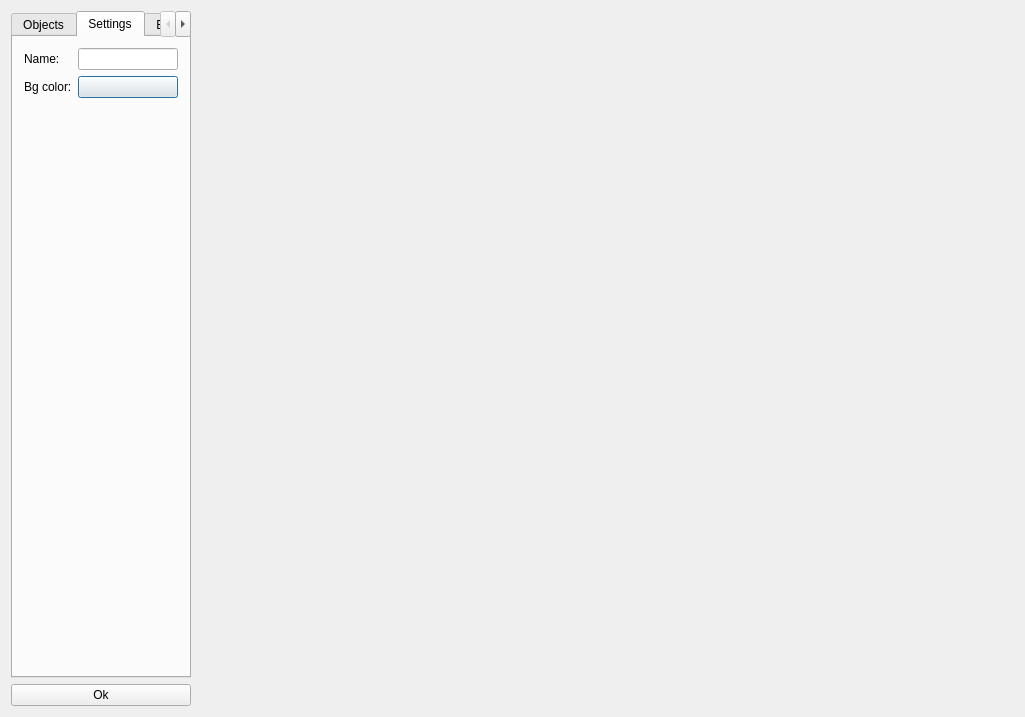
Qt form src/PK Creator/SceneWindow.ui (Hary309/PKCreator) before a commit.
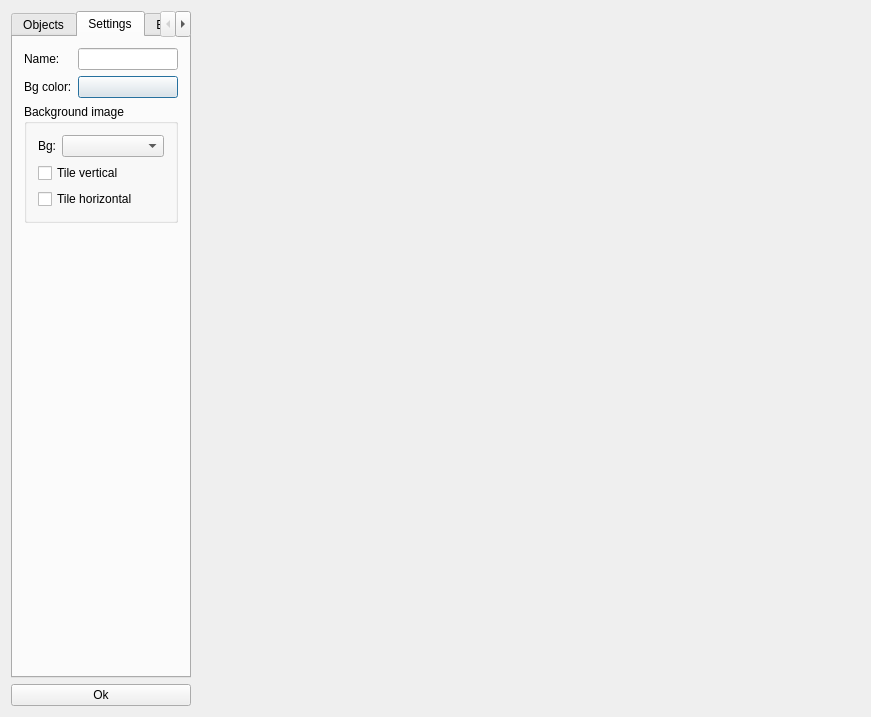
The same form after that commit. The open tabs and pages were chosen to show the change.

Commit message: Added background to scene editor

Patch:
```diff
--- a/src/PK Creator/SceneWindow.ui
+++ b/src/PK Creator/SceneWindow.ui
@@ -6,7 +6,7 @@
    <rect>
     <x>0</x>
     <y>0</y>
-    <width>1025</width>
+    <width>871</width>
     <height>717</height>
    </rect>
   </property>
@@ -68,19 +68,6 @@
             <string>Settings</string>
            </attribute>
            <layout class="QGridLayout" name="gridLayout">
-            <item row="3" column="0">
-             <spacer name="verticalSpacer">
-              <property name="orientation">
-               <enum>Qt::Vertical</enum>
-              </property>
-              <property name="sizeHint" stdset="0">
-               <size>
-                <width>20</width>
-                <height>40</height>
-               </size>
-              </property>
-             </spacer>
-            </item>
             <item row="1" column="0">
              <widget class="QLabel" name="bgColorLabel">
               <property name="text">
@@ -109,6 +96,69 @@
             <item row="0" column="1">
              <widget class="QLineEdit" name="nameEdit"/>
             </item>
+           <item row="2" column="0" colspan="2">
+            <widget class="QGroupBox" name="groupBox_2">
+             <property name="title">
+              <string>Background image</string>
+             </property>
+             <layout class="QVBoxLayout" name="verticalLayout_5">
+              <item>
+               <layout class="QHBoxLayout" name="horizontalLayout_6">
+                <item>
+                 <widget class="QLabel" name="bgLabel">
+                  <property name="sizePolicy">
+                   <sizepolicy hsizetype="Maximum" vsizetype="Preferred">
+                    <horstretch>0</horstretch>
+                    <verstretch>0</verstretch>
+                   </sizepolicy>
+                  </property>
+                  <property name="text">
+                   <string>Bg:</string>
+                  </property>
+                 </widget>
+                </item>
+                <item>
+                 <widget class="QComboBox" name="backgroundBox">
+                  <property name="sizePolicy">
+                   <sizepolicy hsizetype="Expanding" vsizetype="Fixed">
+                    <horstretch>0</horstretch>
+                    <verstretch>0</verstretch>
+                   </sizepolicy>
+                  </property>
+                 </widget>
+                </item>
+               </layout>
+              </item>
+              <item>
+               <widget class="QCheckBox" name="tileVerCheckBox">
+                <property name="text">
+                 <string>Tile vertical</string>
+                </property>
+               </widget>
+              </item>
+              <item>
+               <widget class="QCheckBox" name="tileHorCheckBox">
+                <property name="text">
+                 <string>Tile horizontal</string>
+                </property>
+               </widget>
+              </item>
+             </layout>
+            </widget>
+           </item>
+           <item row="3" column="1">
+            <spacer name="verticalSpacer">
+             <property name="orientation">
+              <enum>Qt::Vertical</enum>
+             </property>
+             <property name="sizeHint" stdset="0">
+              <size>
+               <width>20</width>
+               <height>40</height>
+              </size>
+             </property>
+            </spacer>
+           </item>
            </layout>
           </widget>
           <widget class="QWidget" name="EditorTab">
```
Left out of the diff: 2 changed lines with no effect on the pictures. Lines whose indentation alone changed are shown as unchanged. The commit also changes 10 other files.
